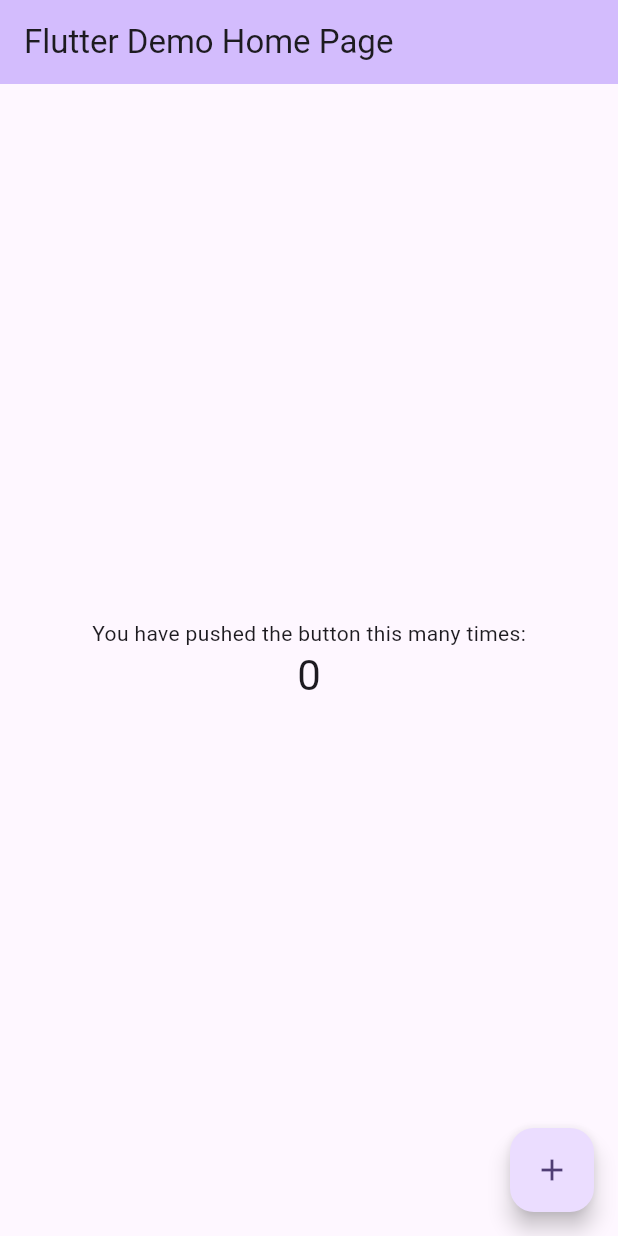
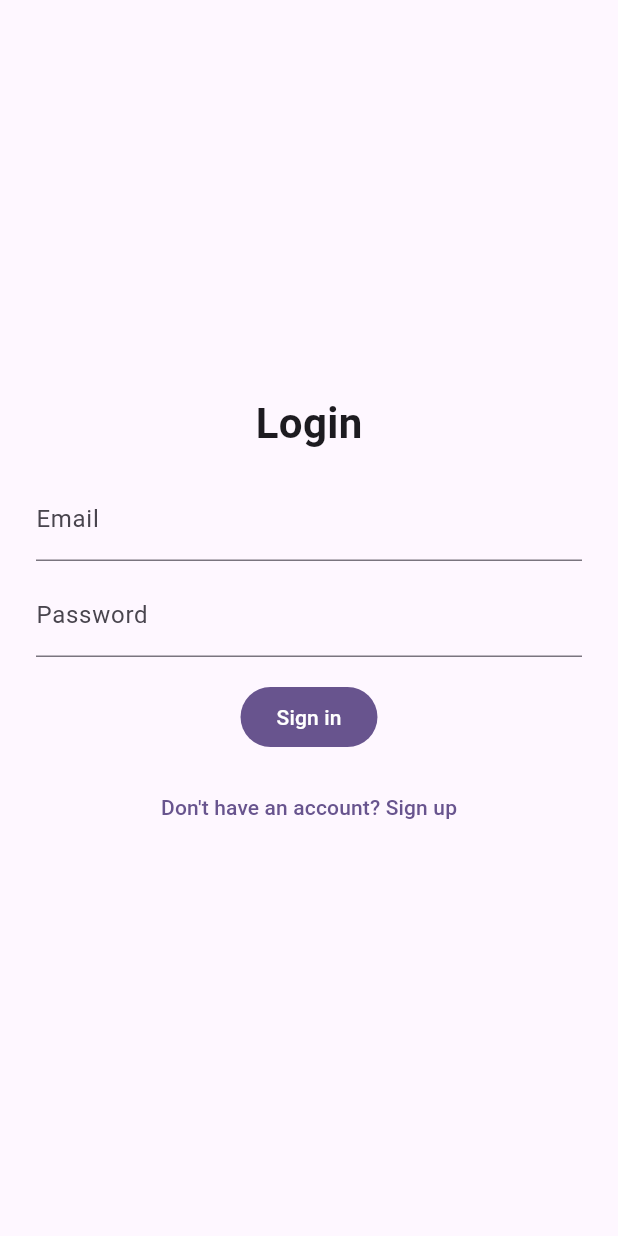
Before and after one commit to Ahmed-Elshaarawy/day-loop, a Flutter app: the screen it shows after launch, on a phone screen of 412 x 824 dp. Run offline on Flutter 3.47's test engine with Material 3 defaults, Android fonts, the phone set to English and light mode, and no system bars; our stand-ins replace go_router.

Commit message:
2nd commit
added the screens and made the routers (navgraph)

```diff
--- /dev/null
+++ b/lib/app_router.dart
@@ -0,0 +1,62 @@
+import 'package:flutter/material.dart';
+import 'package:go_router/go_router.dart';
+
+import 'pages/login_page.dart';
+import 'pages/signup_page.dart';
+import 'pages/home_screen.dart';
+import 'pages/morning_screen.dart';
+import 'pages/evening_screen.dart';
+import 'pages/history_screen.dart';
+import 'pages/detail_screen.dart';
+import 'pages/settings_screen.dart';
+
+/// Single app-wide router. You can add guards later if you add real auth.
+final router = GoRouter(
+  initialLocation: '/login',
+  routes: [
+    // ---- Auth flow ----
+    GoRoute(
+      path: '/login',
+      name: 'login',
+      builder: (context, state) => const LoginPage(),
+    ),
+    GoRoute(
+      path: '/signup',
+      name: 'signup',
+      builder: (context, state) => const SignUpPage(),
+    ),
+
+    // ---- Main app ----
+    GoRoute(
+      path: '/home',
+      name: 'home',
+      builder: (context, state) => const HomeScreen(),
+    ),
+    GoRoute(
+      path: '/morning',
+      name: 'morning',
+      builder: (context, state) => const MorningScreen(),
+    ),
+    GoRoute(
+      path: '/evening',
+      name: 'evening',
+      builder: (context, state) => const EveningScreen(),
+    ),
+    GoRoute(
+      path: '/history',
+      name: 'history',
+      builder: (context, state) => const HistoryScreen(),
+    ),
+    GoRoute(
+      path: '/detail/:id',
+      name: 'detail',
+      builder: (context, state) =>
+          DetailScreen(id: state.pathParameters['id']!),
+    ),
+    GoRoute(
+      path: '/settings',
+      name: 'settings',
+      builder: (context, state) => const SettingsScreen(),
+    ),
+  ],
+);
--- a/lib/main.dart
+++ b/lib/main.dart
@@ -1,122 +1,21 @@
 import 'package:flutter/material.dart';
+import 'app_router.dart';
 
-void main() {
-  runApp(const MyApp());
-}
+void main() => runApp(const DayLoopApp());
 
-class MyApp extends StatelessWidget {
-  const MyApp({super.key});
+class DayLoopApp extends StatelessWidget {
+  const DayLoopApp({super.key});
 
-  // This widget is the root of your application.
   @override
   Widget build(BuildContext context) {
-    return MaterialApp(
-      title: 'Flutter Demo',
+    return MaterialApp.router(
+      routerConfig: router,
+      title: 'Day Loop',
       theme: ThemeData(
-        // This is the theme of your application.
-        //
-        // TRY THIS: Try running your application with "flutter run". You'll see
-        // the application has a purple toolbar. Then, without quitting the app,
-        // try changing the seedColor in the colorScheme below to Colors.green
-        // and then invoke "hot reload" (save your changes or press the "hot
-        // reload" button in a Flutter-supported IDE, or press "r" if you used
-        // the command line to start the app).
-        //
-        // Notice that the counter didn't reset back to zero; the application
-        // state is not lost during the reload. To reset the state, use hot
-        // restart instead.
-        //
-        // This works for code too, not just values: Most code changes can be
-        // tested with just a hot reload.
         colorScheme: ColorScheme.fromSeed(seedColor: Colors.deepPurple),
+        useMaterial3: true,
       ),
-      home: const MyHomePage(title: 'Flutter Demo Home Page'),
+      debugShowCheckedModeBanner: false,
     );
   }
 }
-
-class MyHomePage extends StatefulWidget {
-  const MyHomePage({super.key, required this.title});
-
-  // This widget is the home page of your application. It is stateful, meaning
-  // that it has a State object (defined below) that contains fields that affect
-  // how it looks.
-
-  // This class is the configuration for the state. It holds the values (in this
-  // case the title) provided by the parent (in this case the App widget) and
-  // used by the build method of the State. Fields in a Widget subclass are
-  // always marked "final".
-
-  final String title;
-
-  @override
-  State<MyHomePage> createState() => _MyHomePageState();
-}
-
-class _MyHomePageState extends State<MyHomePage> {
-  int _counter = 0;
-
-  void _incrementCounter() {
-    setState(() {
-      // This call to setState tells the Flutter framework that something has
-      // changed in this State, which causes it to rerun the build method below
-      // so that the display can reflect the updated values. If we changed
-      // _counter without calling setState(), then the build method would not be
-      // called again, and so nothing would appear to happen.
-      _counter++;
-    });
-  }
-
-  @override
-  Widget build(BuildContext context) {
-    // This method is rerun every time setState is called, for instance as done
-    // by the _incrementCounter method above.
-    //
-    // The Flutter framework has been optimized to make rerunning build methods
-    // fast, so that you can just rebuild anything that needs updating rather
-    // than having to individually change instances of widgets.
-    return Scaffold(
-      appBar: AppBar(
-        // TRY THIS: Try changing the color here to a specific color (to
-        // Colors.amber, perhaps?) and trigger a hot reload to see the AppBar
-        // change color while the other colors stay the same.
-        backgroundColor: Theme.of(context).colorScheme.inversePrimary,
-        // Here we take the value from the MyHomePage object that was created by
-        // the App.build method, and use it to set our appbar title.
-        title: Text(widget.title),
-      ),
-      body: Center(
-        // Center is a layout widget. It takes a single child and positions it
-        // in the middle of the parent.
-        child: Column(
-          // Column is also a layout widget. It takes a list of children and
-          // arranges them vertically. By default, it sizes itself to fit its
-          // children horizontally, and tries to be as tall as its parent.
-          //
-          // Column has various properties to control how it sizes itself and
-          // how it positions its children. Here we use mainAxisAlignment to
-          // center the children vertically; the main axis here is the vertical
-          // axis because Columns are vertical (the cross axis would be
-          // horizontal).
-          //
-          // TRY THIS: Invoke "debug painting" (choose the "Toggle Debug Paint"
-          // action in the IDE, or press "p" in the console), to see the
-          // wireframe for each widget.
-          mainAxisAlignment: MainAxisAlignment.center,
-          children: <Widget>[
-            const Text('You have pushed the button this many times:'),
-            Text(
-              '$_counter',
-              style: Theme.of(context).textTheme.headlineMedium,
-            ),
-          ],
-        ),
-      ),
-      floatingActionButton: FloatingActionButton(
-        onPressed: _incrementCounter,
-        tooltip: 'Increment',
-        child: const Icon(Icons.add),
-      ), // This trailing comma makes auto-formatting nicer for build methods.
-    );
-  }
-}
--- /dev/null
+++ b/lib/pages/login_page.dart
@@ -0,0 +1,40 @@
+import 'package:flutter/material.dart';
+import 'package:go_router/go_router.dart';
+
+class LoginPage extends StatelessWidget {
+  const LoginPage({super.key});
+
+  @override
+  Widget build(BuildContext context) {
+    return Scaffold(
+      body: Center(
+        child: Padding(
+          padding: const EdgeInsets.all(24),
+          child: Column(
+            mainAxisSize: MainAxisSize.min,
+            children: [
+              const Text('Login', style: TextStyle(fontSize: 28, fontWeight: FontWeight.bold)),
+              const SizedBox(height: 16),
+              const TextField(decoration: InputDecoration(labelText: 'Email')),
+              const SizedBox(height: 8),
+              const TextField(decoration: InputDecoration(labelText: 'Password'), obscureText: true),
+              const SizedBox(height: 16),
+              FilledButton(
+                onPressed: () {
+                  // TODO: validate, call API, store auth token
+                  context.go('/home'); // replace stack (like popUpTo inclusive)
+                },
+                child: const Text('Sign in'),
+              ),
+              const SizedBox(height: 12),
+              TextButton(
+                onPressed: () => context.go('/signup'),
+                child: const Text("Don't have an account? Sign up"),
+              ),
+            ],
+          ),
+        ),
+      ),
+    );
+  }
+}
--- a/pubspec.yaml
+++ b/pubspec.yaml
@@ -30,6 +30,8 @@ environment:
 dependencies:
   flutter:
     sdk: flutter
+  go_router: ^14.0.0
+
 
   # The following adds the Cupertino Icons font to your application.
   # Use with the CupertinoIcons class for iOS style icons.
```
Also changed, not shown: lib/pages/detail_screen.dart (added, +16 -0 lines), lib/pages/evening_screen.dart (added, +13 -0 lines), lib/pages/history_screen.dart (added, +26 -0 lines), lib/pages/home_screen.dart (added, +49 -0 lines), lib/pages/morning_screen.dart (added, +13 -0 lines), lib/pages/settings_screen.dart (added, +30 -0 lines), lib/pages/signup_page.dart (added, +41 -0 lines), pubspec.lock (added), 10 other files.
